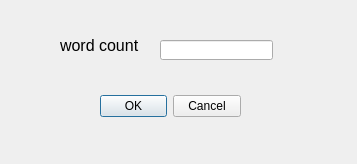
The window that WordText/askfornum.ui (lizhenjie94/textword) describes before a commit, drawn with Qt 5.
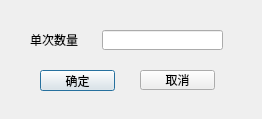
The same window after the commit.

The edit to the form file:
```diff
--- a/WordText/askfornum.ui
+++ b/WordText/askfornum.ui
@@ -6,48 +6,76 @@
    <rect>
     <x>0</x>
     <y>0</y>
-    <width>357</width>
-    <height>164</height>
+    <width>262</width>
+    <height>119</height>
    </rect>
   </property>
   <property name="windowTitle">
    <string>Dialog</string>
   </property>
-  <widget class="QDialogButtonBox" name="buttonBox">
-   <property name="geometry">
-    <rect>
-     <x>100</x>
-     <y>90</y>
-     <width>141</width>
-     <height>32</height>
-    </rect>
-   </property>
-   <property name="orientation">
-    <enum>Qt::Horizontal</enum>
-   </property>
-   <property name="standardButtons">
-    <set>QDialogButtonBox::Cancel|QDialogButtonBox::Ok</set>
-   </property>
-  </widget>
   <widget class="QLabel" name="label">
    <property name="geometry">
     <rect>
-     <x>60</x>
+     <x>30</x>
      <y>30</y>
-     <width>81</width>
-     <height>31</height>
+     <width>61</width>
+     <height>20</height>
     </rect>
    </property>
+   <property name="font">
+    <font>
+     <family>宋体</family>
+     <pointsize>9</pointsize>
+    </font>
+   </property>
    <property name="text">
-    <string>&lt;html&gt;&lt;head/&gt;&lt;body&gt;&lt;p&gt;&lt;span style=&quot; font-size:12pt;&quot;&gt;word count&lt;/span&gt;&lt;/p&gt;&lt;/body&gt;&lt;/html&gt;</string>
+    <string>&lt;html&gt;&lt;head/&gt;&lt;body&gt;&lt;p&gt;单次数量&lt;/p&gt;&lt;/body&gt;&lt;/html&gt;</string>
+   </property>
+  </widget>
+  <widget class="QPushButton" name="btnOK">
+   <property name="geometry">
+    <rect>
+     <x>40</x>
+     <y>70</y>
+     <width>75</width>
+     <height>21</height>
+    </rect>
+   </property>
+   <property name="font">
+    <font>
+     <family>宋体</family>
+     <pointsize>9</pointsize>
+    </font>
+   </property>
+   <property name="text">
+    <string>确定</string>
+   </property>
+  </widget>
+  <widget class="QPushButton" name="btnCancel">
+   <property name="geometry">
+    <rect>
+     <x>140</x>
+     <y>70</y>
+     <width>75</width>
+     <height>20</height>
+    </rect>
+   </property>
+   <property name="font">
+    <font>
+     <family>宋体</family>
+     <pointsize>9</pointsize>
+    </font>
+   </property>
+   <property name="text">
+    <string>取消</string>
    </property>
   </widget>
   <widget class="QLineEdit" name="lineEdit">
    <property name="geometry">
     <rect>
-     <x>160</x>
-     <y>40</y>
-     <width>113</width>
+     <x>102</x>
+     <y>30</y>
+     <width>121</width>
      <height>20</height>
     </rect>
    </property>
```
Left out of the diff: 35 changed lines with no effect on the pictures.
